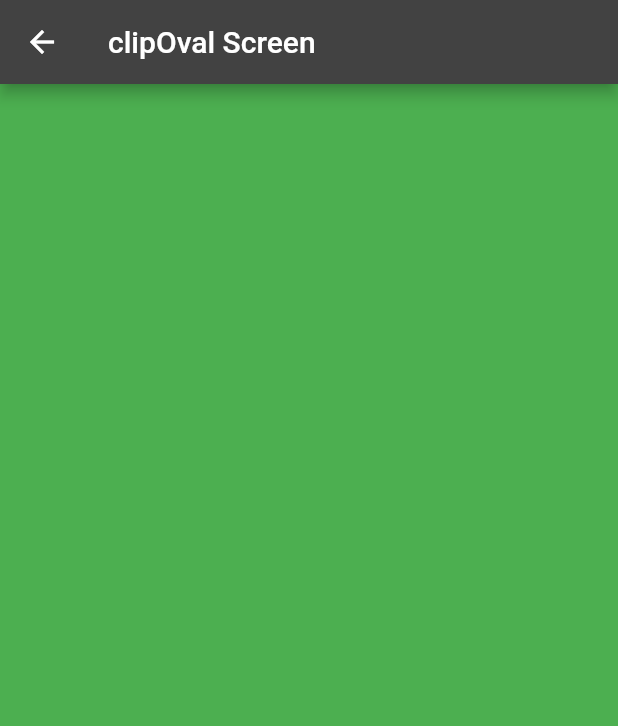
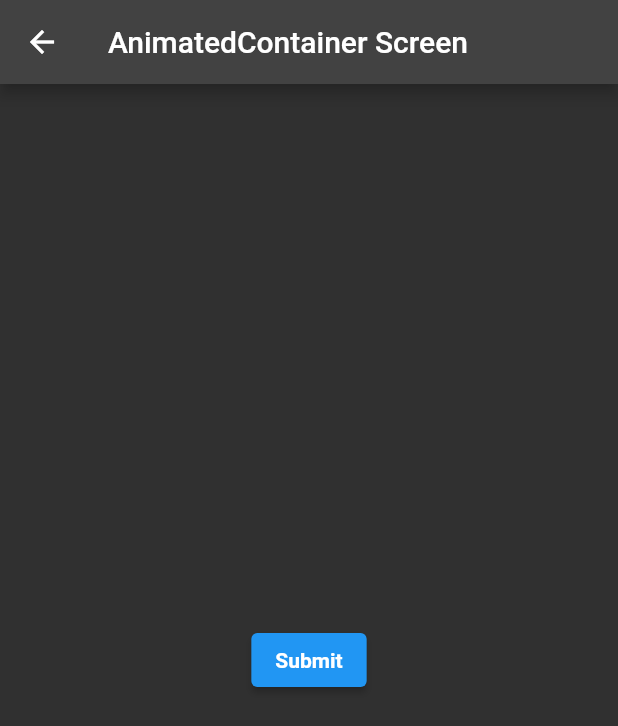
Before and after one commit to asadpro/Widgets-of-the-Morning-Part_1, a Flutter app: the AnimatedContainerWidget screen opened by its route, on a phone screen of 412 x 824 dp. Shown: the top 726 px of the screen. Run offline on Flutter 3.47's test engine with Material 2 defaults, Android fonts, the phone set to English and light mode, and no system bars.

Commit message:
adding buttons

```diff
--- a/lib/animated_container.dart
+++ b/lib/animated_container.dart
@@ -1,16 +1,61 @@
 import 'package:flutter/material.dart';
 
-class AnimatedContainerWidget extends StatelessWidget {
-  const AnimatedContainerWidget({Key? key}) : super(key: key);
+class AnimatedContainerWidget extends StatefulWidget {
+  @override
+  State<AnimatedContainerWidget> createState() =>
+      _AnimatedContainerWidgetState();
+}
+
+class _AnimatedContainerWidgetState extends State<AnimatedContainerWidget> {
+  bool isExpanded = true;
 
   @override
   Widget build(BuildContext context) {
     return Scaffold(
       appBar: AppBar(
-        title: Text('clipOval Screen'),
+        title: Text('AnimatedContainer Screen'),
       ),
-      body: Container(
-        color: Colors.green,
+      body: Center(
+        child: Column(
+          mainAxisAlignment: MainAxisAlignment.center,
+          children: [
+            AnimatedContainer(
+              duration: Duration(seconds: 3),
+              child: isExpanded
+                  ? AnimatedContainer(
+                      duration: Duration(seconds: 3),
+                      child: ElevatedButton(
+                        child: Text(
+                          'Submit',
+                          style: TextStyle(
+                              color: Colors.white, fontWeight: FontWeight.bold),
+                        ),
+                        onPressed: () {
+                          setState(() {
+                            isExpanded = !isExpanded;
+                          });
+                        },
+                      ),
+                    )
+                  : AnimatedContainer(
+                      duration: Duration(seconds: 3),
+                      child: ElevatedButton(
+                        onPressed: () {
+                          setState(() {
+                            isExpanded = !isExpanded;
+                          });
+                        },
+                        child: Icon(Icons.done, color: Colors.white),
+                        style: ElevatedButton.styleFrom(
+                          shape: CircleBorder(),
+                          primary: Colors.blue, // <-- Button color
+                          onPrimary: Colors.red, // <-- Splash color
+                        ),
+                      ),
+                    ),
+            ),
+          ],
+        ),
       ),
     );
   }
```
Also changed, not shown: lib/clipr_rect.dart (+5 -6 lines), lib/fade_in_image.dart (deleted, +0 -18 lines), lib/fitted__box.dart (+44 -5 lines), lib/flexible.dart (deleted, +0 -24 lines), lib/flexible_vs_expanded.dart (added, +25 -0 lines), lib/floating_action_button.dart (+11 -3 lines), lib/main.dart (+5 -5 lines), lib/types_of_buttons.dart (added, +89 -0 lines).
